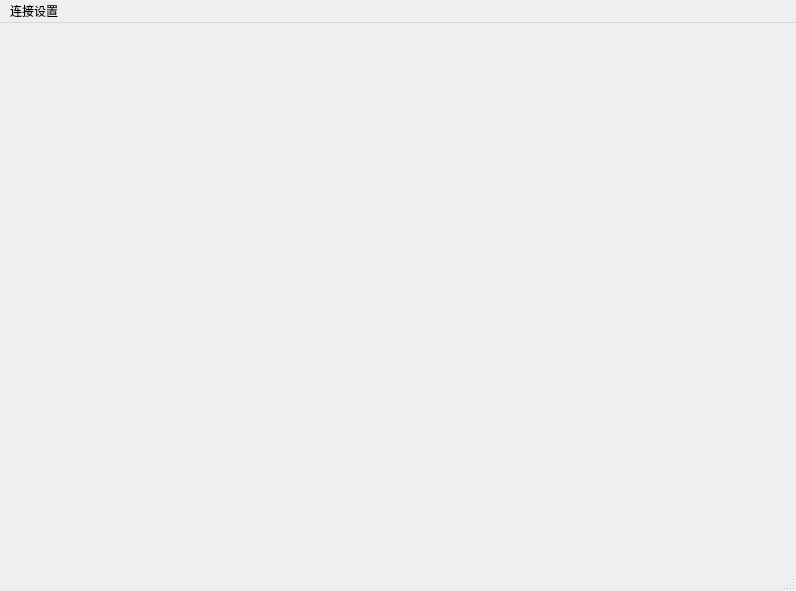
Old version of the form main.ui in the repository tendercool/JY_test.
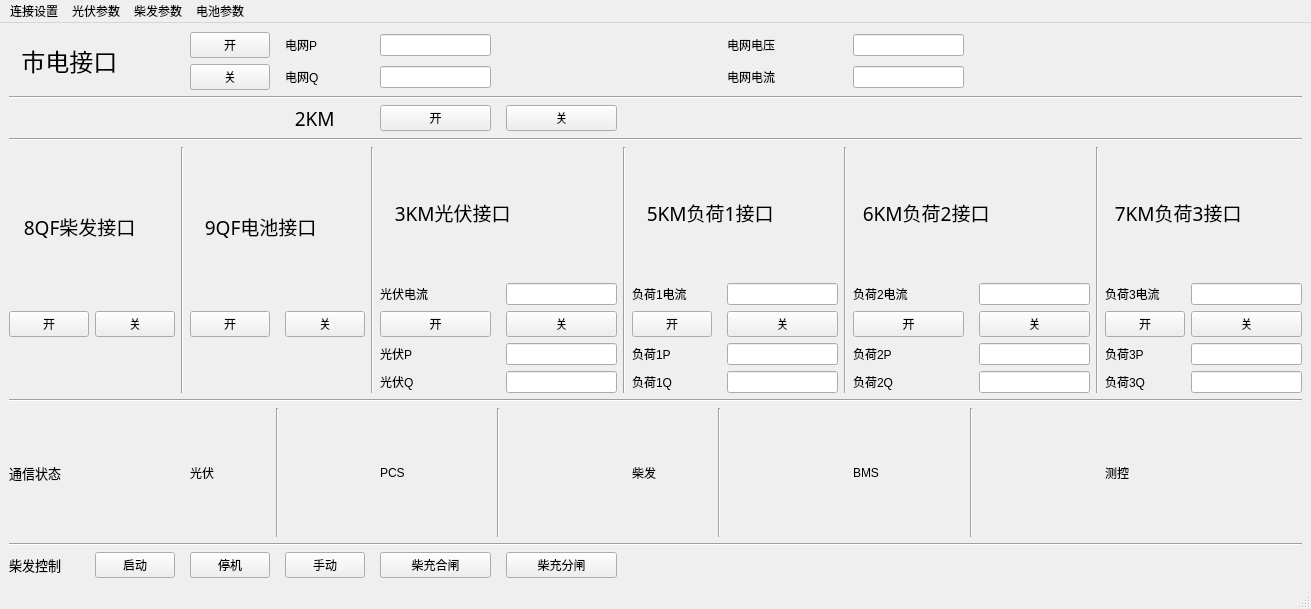
New version of the form. Icons and pictures are not drawn.

Diff of the .ui file:
```diff
--- a/main.ui
+++ b/main.ui
@@ -6,21 +6,641 @@
    <rect>
     <x>0</x>
     <y>0</y>
-    <width>796</width>
-    <height>591</height>
+    <width>1311</width>
+    <height>609</height>
    </rect>
   </property>
   <property name="windowTitle">
    <string>MainWindow</string>
   </property>
-  <widget class="QWidget" name="centralwidget"/>
+  <widget class="QWidget" name="centralwidget">
+   <layout class="QGridLayout" name="gridLayout_2">
+    <item row="0" column="0">
+     <layout class="QGridLayout" name="gridLayout1">
+      <item row="5" column="19" colspan="2">
+       <widget class="QLabel" name="label_20">
+        <property name="font">
+         <font>
+          <family>黑体</family>
+          <pointsize>14</pointsize>
+         </font>
+        </property>
+        <property name="text">
+         <string>  7KM负荷3接口</string>
+        </property>
+       </widget>
+      </item>
+      <item row="11" column="0">
+       <widget class="QLabel" name="label_26">
+        <property name="font">
+         <font>
+          <family>黑体</family>
+          <pointsize>10</pointsize>
+         </font>
+        </property>
+        <property name="text">
+         <string>通信状态</string>
+        </property>
+       </widget>
+      </item>
+      <item row="8" column="13">
+       <widget class="QLineEdit" name="load1_P_val"/>
+      </item>
+      <item row="7" column="13">
+       <widget class="QPushButton" name="btn_5KM_off">
+        <property name="text">
+         <string>关</string>
+        </property>
+       </widget>
+      </item>
+      <item row="1" column="7">
+       <widget class="QLineEdit" name="city_Q_val"/>
+      </item>
+      <item row="7" column="15">
+       <widget class="QPushButton" name="btn_6KM_on">
+        <property name="text">
+         <string>开</string>
+        </property>
+       </widget>
+      </item>
+      <item row="11" column="13">
+       <widget class="QLabel" name="BMS_signal_led">
+        <property name="text">
+         <string/>
+        </property>
+        <property name="pixmap">
+         <pixmap>image/red_pic.png</pixmap>
+        </property>
+       </widget>
+      </item>
+      <item row="6" column="19">
+       <widget class="QLabel" name="label_22">
+        <property name="text">
+         <string>负荷3电流</string>
+        </property>
+       </widget>
+      </item>
+      <item row="0" column="7">
+       <widget class="QLineEdit" name="city_P_val"/>
+      </item>
+      <item row="10" column="0" colspan="21">
+       <widget class="Line" name="line_2">
+        <property name="orientation">
+         <enum>Qt::Horizontal</enum>
+        </property>
+       </widget>
+      </item>
+      <item row="7" column="20">
+       <widget class="QPushButton" name="btn_7KM_off">
+        <property name="text">
+         <string>关</string>
+        </property>
+       </widget>
+      </item>
+      <item row="9" column="15">
+       <widget class="QLabel" name="label_25">
+        <property name="text">
+         <string>负荷2Q</string>
+        </property>
+       </widget>
+      </item>
+      <item row="8" column="17">
+       <widget class="QLineEdit" name="load2_P_val"/>
+      </item>
+      <item row="3" column="5">
+       <widget class="QLabel" name="label_4">
+        <property name="font">
+         <font>
+          <family>黑体</family>
+          <pointsize>14</pointsize>
+         </font>
+        </property>
+        <property name="text">
+         <string>  2KM</string>
+        </property>
+       </widget>
+      </item>
+      <item row="4" column="0" colspan="21">
+       <widget class="Line" name="line_3">
+        <property name="orientation">
+         <enum>Qt::Horizontal</enum>
+        </property>
+       </widget>
+      </item>
+      <item row="0" column="13">
+       <widget class="QLabel" name="label_9">
+        <property name="text">
+         <string>电网电压</string>
+        </property>
+       </widget>
+      </item>
+      <item row="13" column="3">
+       <widget class="QPushButton" name="btn_diesel_off">
+        <property name="text">
+         <string>停机</string>
+        </property>
+       </widget>
+      </item>
+      <item row="6" column="15">
+       <widget class="QLabel" name="label_21">
+        <property name="text">
+         <string>负荷2电流</string>
+        </property>
+       </widget>
+      </item>
+      <item row="1" column="13">
+       <widget class="QLabel" name="label_10">
+        <property name="text">
+         <string>电网电流</string>
+        </property>
+       </widget>
+      </item>
+      <item row="11" column="7">
+       <widget class="QLabel" name="label_28">
+        <property name="text">
+         <string>PCS</string>
+        </property>
+       </widget>
+      </item>
+      <item row="8" column="19">
+       <widget class="QLabel" name="label_24">
+        <property name="text">
+         <string>负荷3P</string>
+        </property>
+       </widget>
+      </item>
+      <item row="5" column="11" colspan="3">
+       <widget class="QLabel" name="label_16">
+        <property name="font">
+         <font>
+          <family>黑体</family>
+          <pointsize>14</pointsize>
+         </font>
+        </property>
+        <property name="text">
+         <string>   5KM负荷1接口</string>
+        </property>
+       </widget>
+      </item>
+      <item row="11" column="5">
+       <widget class="QLabel" name="PCS_signal_led">
+        <property name="text">
+         <string/>
+        </property>
+        <property name="pixmap">
+         <pixmap>image/red_pic.png</pixmap>
+        </property>
+       </widget>
+      </item>
+      <item row="13" column="7">
+       <widget class="QPushButton" name="btn_diesel_close">
+        <property name="text">
+         <string>柴充合闸</string>
+        </property>
+       </widget>
+      </item>
+      <item row="9" column="19">
+       <widget class="QLabel" name="label_15">
+        <property name="text">
+         <string>负荷3Q</string>
+        </property>
+       </widget>
+      </item>
+      <item row="7" column="9">
+       <widget class="QPushButton" name="btn_3KM_off">
+        <property name="text">
+         <string>关</string>
+        </property>
+       </widget>
+      </item>
+      <item row="12" column="0" colspan="21">
+       <widget class="Line" name="line_9">
+        <property name="orientation">
+         <enum>Qt::Horizontal</enum>
+        </property>
+       </widget>
+      </item>
+      <item row="9" column="13">
+       <widget class="QLineEdit" name="load1_Q_val"/>
+      </item>
+      <item row="5" column="0" rowspan="2" colspan="2">
+       <widget class="QLabel" name="label_12">
+        <property name="font">
+         <font>
+          <family>黑体</family>
+          <pointsize>14</pointsize>
+         </font>
+        </property>
+        <property name="text">
+         <string>   8QF柴发接口</string>
+        </property>
+       </widget>
+      </item>
+      <item row="0" column="5">
+       <widget class="QLabel" name="label_7">
+        <property name="text">
+         <string>电网P</string>
+        </property>
+       </widget>
+      </item>
+      <item row="2" column="0" colspan="21">
+       <widget class="Line" name="line">
+        <property name="orientation">
+         <enum>Qt::Horizontal</enum>
+        </property>
+       </widget>
+      </item>
+      <item row="3" column="7">
+       <widget class="QPushButton" name="btn_2KM_on">
+        <property name="text">
+         <string>开</string>
+        </property>
+       </widget>
+      </item>
+      <item row="7" column="3">
+       <widget class="QPushButton" name="btn_9QF_on">
+        <property name="text">
+         <string>开</string>
+        </property>
+       </widget>
+      </item>
+      <item row="11" column="4">
+       <widget class="Line" name="line_10">
+        <property name="orientation">
+         <enum>Qt::Vertical</enum>
+        </property>
+       </widget>
+      </item>
+      <item row="7" column="19">
+       <widget class="QPushButton" name="btn_7KM_on">
+        <property name="text">
+         <string>开</string>
+        </property>
+       </widget>
+      </item>
+      <item row="5" column="2" rowspan="5">
+       <widget class="Line" name="line_4">
+        <property name="orientation">
+         <enum>Qt::Vertical</enum>
+        </property>
+       </widget>
+      </item>
+      <item row="3" column="9">
+       <widget class="QPushButton" name="btn_2KM_off">
+        <property name="text">
+         <string>关</string>
+        </property>
+       </widget>
+      </item>
+      <item row="6" column="13">
+       <widget class="QLineEdit" name="load1_current_val"/>
+      </item>
+      <item row="11" column="17">
+       <widget class="QLabel" name="controller_signal_led">
+        <property name="text">
+         <string/>
+        </property>
+        <property name="pixmap">
+         <pixmap>image/red_pic.png</pixmap>
+        </property>
+       </widget>
+      </item>
+      <item row="11" column="12">
+       <widget class="Line" name="line_12">
+        <property name="orientation">
+         <enum>Qt::Vertical</enum>
+        </property>
+       </widget>
+      </item>
+      <item row="8" column="7">
+       <widget class="QLabel" name="label_14">
+        <property name="text">
+         <string>光伏P</string>
+        </property>
+       </widget>
+      </item>
+      <item row="8" column="11">
+       <widget class="QLabel" name="label">
+        <property name="text">
+         <string>负荷1P</string>
+        </property>
+       </widget>
+      </item>
+      <item row="8" column="20">
+       <widget class="QLineEdit" name="load3_P_val"/>
+      </item>
+      <item row="0" column="0" rowspan="2" colspan="2">
+       <widget class="QLabel" name="label_6">
+        <property name="font">
+         <font>
+          <family>黑体</family>
+          <pointsize>18</pointsize>
+         </font>
+        </property>
+        <property name="text">
+         <string>  市电接口</string>
+        </property>
+       </widget>
+      </item>
+      <item row="9" column="17">
+       <widget class="QLineEdit" name="load2_Q_val"/>
+      </item>
+      <item row="11" column="8">
+       <widget class="Line" name="line_11">
+        <property name="orientation">
+         <enum>Qt::Vertical</enum>
+        </property>
+       </widget>
+      </item>
+      <item row="9" column="20">
+       <widget class="QLineEdit" name="load3_Q_val"/>
+      </item>
+      <item row="5" column="10" rowspan="5">
+       <widget class="Line" name="line_6">
+        <property name="orientation">
+         <enum>Qt::Vertical</enum>
+        </property>
+       </widget>
+      </item>
+      <item row="7" column="1">
+       <widget class="QPushButton" name="btn_8QF_off">
+        <property name="text">
+         <string>关</string>
+        </property>
+       </widget>
+      </item>
+      <item row="13" column="9">
+       <widget class="QPushButton" name="btn_diesel_open">
+        <property name="text">
+         <string>柴充分闸</string>
+        </property>
+       </widget>
+      </item>
+      <item row="6" column="7">
+       <widget class="QLabel" name="label_5">
+        <property name="text">
+         <string>光伏电流</string>
+        </property>
+       </widget>
+      </item>
+      <item row="9" column="9">
+       <widget class="QLineEdit" name="PV_Q_val"/>
+      </item>
+      <item row="8" column="9">
+       <widget class="QLineEdit" name="PV_P_val"/>
+      </item>
+      <item row="1" column="3">
+       <widget class="QPushButton" name="btn_city_off">
+        <property name="text">
+         <string>关</string>
+        </property>
+       </widget>
+      </item>
+      <item row="11" column="3">
+       <widget class="QLabel" name="label_27">
+        <property name="text">
+         <string>光伏</string>
+        </property>
+       </widget>
+      </item>
+      <item row="7" column="0">
+       <widget class="QPushButton" name="btn_8QF_on">
+        <property name="text">
+         <string>开</string>
+        </property>
+       </widget>
+      </item>
+      <item row="9" column="7">
+       <widget class="QLabel" name="label_3">
+        <property name="text">
+         <string>光伏Q</string>
+        </property>
+       </widget>
+      </item>
+      <item row="0" column="3">
+       <widget class="QPushButton" name="btn_city_on">
+        <property name="text">
+         <string>开</string>
+        </property>
+       </widget>
+      </item>
+      <item row="5" column="18" rowspan="5">
+       <widget class="Line" name="line_8">
+        <property name="orientation">
+         <enum>Qt::Vertical</enum>
+        </property>
+       </widget>
+      </item>
+      <item row="9" column="11">
+       <widget class="QLabel" name="label_2">
+        <property name="text">
+         <string>负荷1Q</string>
+        </property>
+       </widget>
+      </item>
+      <item row="6" column="17">
+       <widget class="QLineEdit" name="load2_current_val"/>
+      </item>
+      <item row="0" column="15">
+       <widget class="QLineEdit" name="city_voltage_val"/>
+      </item>
+      <item row="7" column="11">
+       <widget class="QPushButton" name="btn_5KM_on">
+        <property name="text">
+         <string>开</string>
+        </property>
+       </widget>
+      </item>
+      <item row="5" column="7" colspan="3">
+       <widget class="QLabel" name="label_11">
+        <property name="font">
+         <font>
+          <family>黑体</family>
+          <pointsize>14</pointsize>
+         </font>
+        </property>
+        <property name="text">
+         <string>   3KM光伏接口</string>
+        </property>
+       </widget>
+      </item>
+      <item row="11" column="1">
+       <widget class="QLabel" name="PV_signal_led">
+        <property name="text">
+         <string/>
+        </property>
+        <property name="pixmap">
+         <pixmap>image/red_pic.png</pixmap>
+        </property>
+       </widget>
+      </item>
+      <item row="7" column="17">
+       <widget class="QPushButton" name="btn_6KM_off">
+        <property name="text">
+         <string>关</string>
+        </property>
+       </widget>
+      </item>
+      <item row="6" column="11">
+       <widget class="QLabel" name="label_18">
+        <property name="text">
+         <string>负荷1电流</string>
+        </property>
+       </widget>
+      </item>
+      <item row="11" column="19">
+       <widget class="QLabel" name="label_31">
+        <property name="text">
+         <string>测控</string>
+        </property>
+       </widget>
+      </item>
+      <item row="11" column="15">
+       <widget class="QLabel" name="label_30">
+        <property name="text">
+         <string>BMS</string>
+        </property>
+       </widget>
+      </item>
+      <item row="5" column="15" colspan="3">
+       <widget class="QLabel" name="label_19">
+        <property name="font">
+         <font>
+          <family>黑体</family>
+          <pointsize>14</pointsize>
+         </font>
+        </property>
+        <property name="text">
+         <string>  6KM负荷2接口</string>
+        </property>
+       </widget>
+      </item>
+      <item row="8" column="15">
+       <widget class="QLabel" name="label_23">
+        <property name="text">
+         <string>负荷2P</string>
+        </property>
+       </widget>
+      </item>
+      <item row="11" column="9">
+       <widget class="QLabel" name="diesel_signal_led">
+        <property name="text">
+         <string/>
+        </property>
+        <property name="pixmap">
+         <pixmap>image/red_pic.png</pixmap>
+        </property>
+       </widget>
+      </item>
+      <item row="6" column="9">
+       <widget class="QLineEdit" name="PV_current_val"/>
+      </item>
+      <item row="1" column="15">
+       <widget class="QLineEdit" name="city_current_val"/>
+      </item>
+      <item row="1" column="5">
+       <widget class="QLabel" name="label_8">
+        <property name="text">
+         <string>电网Q</string>
+        </property>
+       </widget>
+      </item>
+      <item row="7" column="5">
+       <widget class="QPushButton" name="btn_9QF_off">
+        <property name="text">
+         <string>关</string>
+        </property>
+       </widget>
+      </item>
+      <item row="5" column="14" rowspan="5">
+       <widget class="Line" name="line_7">
+        <property name="orientation">
+         <enum>Qt::Vertical</enum>
+        </property>
+       </widget>
+      </item>
+      <item row="11" column="11">
+       <widget class="QLabel" name="label_29">
+        <property name="text">
+         <string>柴发</string>
+        </property>
+       </widget>
+      </item>
+      <item row="13" column="1">
+       <widget class="QPushButton" name="btn_diesel_on">
+        <property name="text">
+         <string>启动</string>
+        </property>
+       </widget>
+      </item>
+      <item row="5" column="3" rowspan="2" colspan="3">
+       <widget class="QLabel" name="label_13">
+        <property name="font">
+         <font>
+          <family>黑体</family>
+          <pointsize>14</pointsize>
+         </font>
+        </property>
+        <property name="text">
+         <string>   9QF电池接口</string>
+        </property>
+       </widget>
+      </item>
+      <item row="7" column="7">
+       <widget class="QPushButton" name="btn_3KM_on">
+        <property name="text">
+         <string>开</string>
+        </property>
+       </widget>
+      </item>
+      <item row="13" column="0">
+       <widget class="QLabel" name="label_17">
+        <property name="font">
+         <font>
+          <family>黑体</family>
+          <pointsize>10</pointsize>
+         </font>
+        </property>
+        <property name="text">
+         <string>柴发控制</string>
+        </property>
+       </widget>
+      </item>
+      <item row="13" column="5">
+       <widget class="QPushButton" name="btn_diesel_manual">
+        <property name="text">
+         <string>手动</string>
+        </property>
+       </widget>
+      </item>
+      <item row="6" column="20">
+       <widget class="QLineEdit" name="load3_current_val"/>
+      </item>
+      <item row="5" column="6" rowspan="5">
+       <widget class="Line" name="line_5">
+        <property name="orientation">
+         <enum>Qt::Vertical</enum>
+        </property>
+       </widget>
+      </item>
+      <item row="11" column="16">
+       <widget class="Line" name="line_13">
+        <property name="orientation">
+         <enum>Qt::Vertical</enum>
+        </property>
+       </widget>
+      </item>
+     </layout>
+    </item>
+   </layout>
+  </widget>
   <widget class="QMenuBar" name="menubar">
    <property name="geometry">
     <rect>
      <x>0</x>
      <y>0</y>
-     <width>796</width>
-     <height>26</height>
+     <width>1311</width>
+     <height>23</height>
     </rect>
    </property>
    <widget class="QMenu" name="menu">
@@ -30,7 +650,31 @@
     <addaction name="actionstart"/>
     <addaction name="actioninfor"/>
    </widget>
+   <widget class="QMenu" name="menu_PV">
+    <property name="title">
+     <string>光伏参数</string>
+    </property>
+    <addaction name="actionshow_PV"/>
+    <addaction name="actionclose_PV"/>
+   </widget>
+   <widget class="QMenu" name="menu_diesel">
+    <property name="title">
+     <string>柴发参数</string>
+    </property>
+    <addaction name="actionshow_diesel"/>
+    <addaction name="actionclose_diesel"/>
+   </widget>
+   <widget class="QMenu" name="menu_4">
+    <property name="title">
+     <string>电池参数</string>
+    </property>
+    <addaction name="actionshow_battery"/>
+    <addaction name="actionclose_battery"/>
+   </widget>
    <addaction name="menu"/>
+   <addaction name="menu_PV"/>
+   <addaction name="menu_diesel"/>
+   <addaction name="menu_4"/>
   </widget>
   <widget class="QStatusBar" name="statusbar"/>
   <action name="actionstart">
```
Left out of the diff: 40 changed lines with no effect on the pictures.
